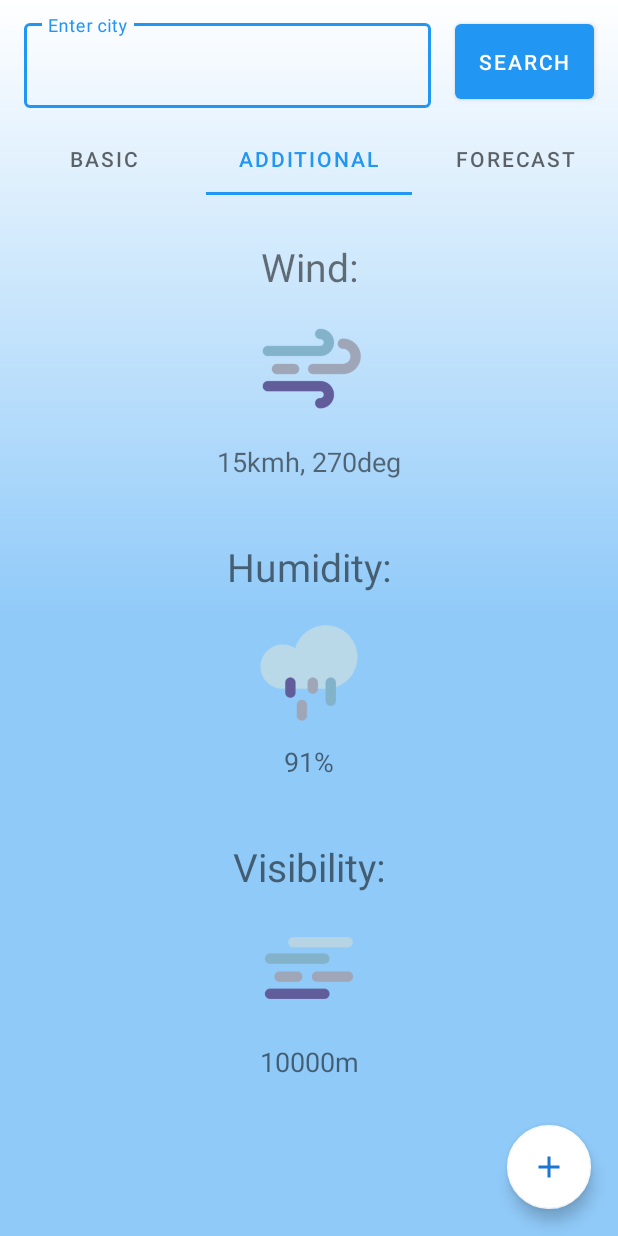
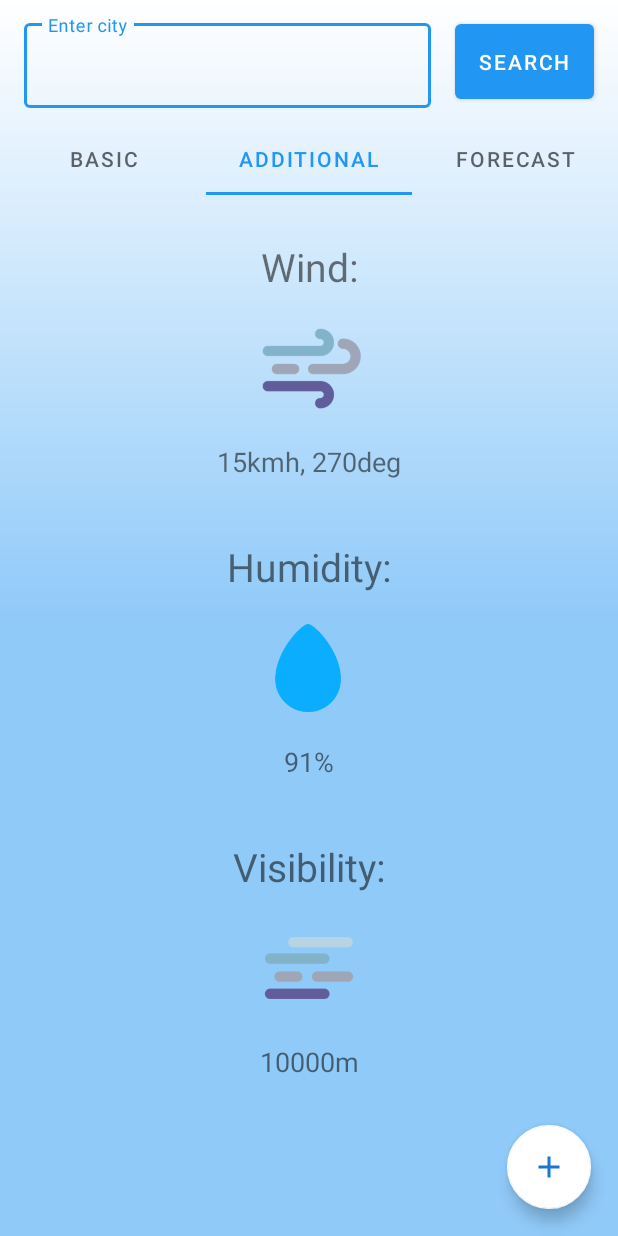
Before and after one commit to p-olszewski/WeatherApp, an Android app: the screen it shows after launch (MainActivity), tab 2 chosen, on a phone screen of 412 x 824 dp. Run offline under Robolectric (Android 15) with nearby library versions, the phone set to English and light mode, and no system bars.

Commit message:
Add humidity drop icon

```diff
--- a/app/src/main/res/layout/second_fragment.xml
+++ b/app/src/main/res/layout/second_fragment.xml
@@ -56,8 +56,8 @@
 
     <ImageView
         android:id="@+id/ivHumidity"
-        android:src="@drawable/_729383_forecast_rain_cloud_weather_raining"
-        android:layout_width="100dp"
+        android:src="@drawable/_729839_drop_forecast_humidity_precipitation_rain_icon"
+        android:layout_width="80dp"
         android:layout_height="100dp"
         app:layout_constraintEnd_toEndOf="parent"
         app:layout_constraintHorizontal_bias="0.5"
```
Also changed, not shown: app/src/main/res/drawable/_729839_drop_forecast_humidity_precipitation_rain_icon.png (added).
